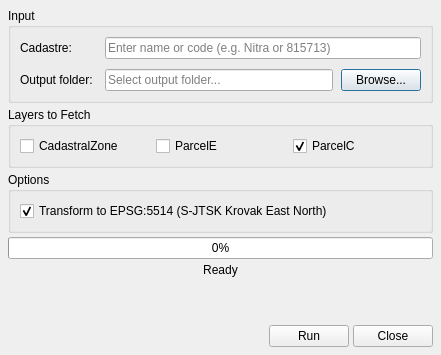
Old version of the form kataster_dialog_base.ui in the repository jancabaj/qgis-kataster.
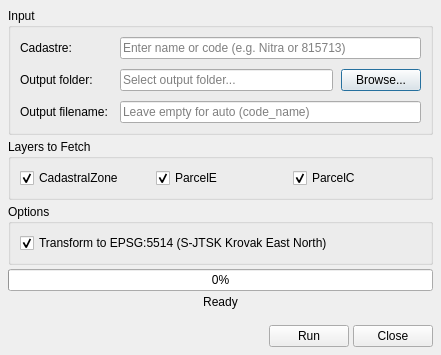
New version of the form.

Commit message:
v0.13: Add custom filename, ESRI WKT compatibility, fix Windows temp cleanup
- Add QLineEdit for setting custom output file name before downloading
- Add ESRI compatible WKT parameters for better cross-platform support
- Fix Windows temp file cleanup using VSIMEM virtual filesystem
- Refactor code: extract workers and gpkg utilities to separate modules

```diff
--- a/kataster_dialog_base.ui
+++ b/kataster_dialog_base.ui
@@ -86,6 +86,23 @@
         </item>
        </layout>
       </item>
+      <item row="2" column="0">
+       <widget class="QLabel" name="label_filename">
+        <property name="text">
+         <string>Output filename:</string>
+        </property>
+       </widget>
+      </item>
+      <item row="2" column="1">
+       <widget class="QLineEdit" name="filename_input">
+        <property name="toolTip">
+         <string>Custom filename (without .gpkg extension). Leave empty for auto-generated name (cadastralcode_cadastralname)</string>
+        </property>
+        <property name="placeholderText">
+         <string>Leave empty for auto (code_name)</string>
+        </property>
+       </widget>
+      </item>
      </layout>
     </widget>
    </item>
@@ -104,7 +121,7 @@
          <string>CadastralZone</string>
         </property>
         <property name="checked">
-         <bool>false</bool>
+         <bool>true</bool>
         </property>
        </widget>
       </item>
@@ -114,7 +131,7 @@
          <string>ParcelE</string>
         </property>
         <property name="checked">
-         <bool>false</bool>
+         <bool>true</bool>
         </property>
        </widget>
       </item>
```
Left out of the diff: 2 changed lines with no effect on the pictures. The commit also changes 5 other files.
